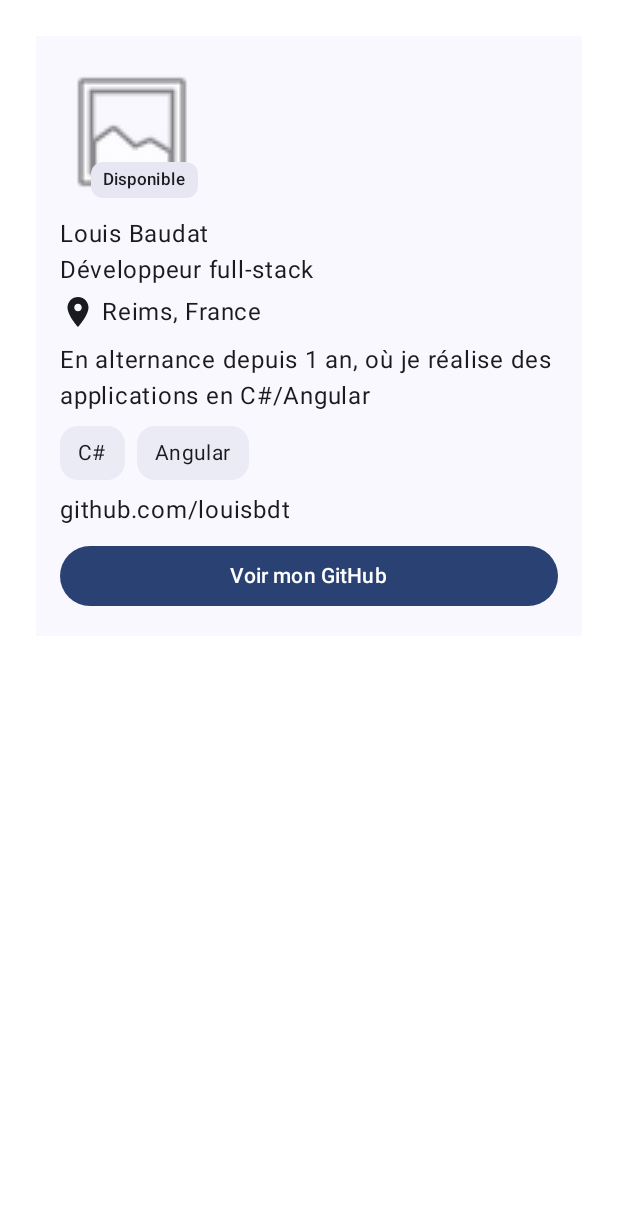
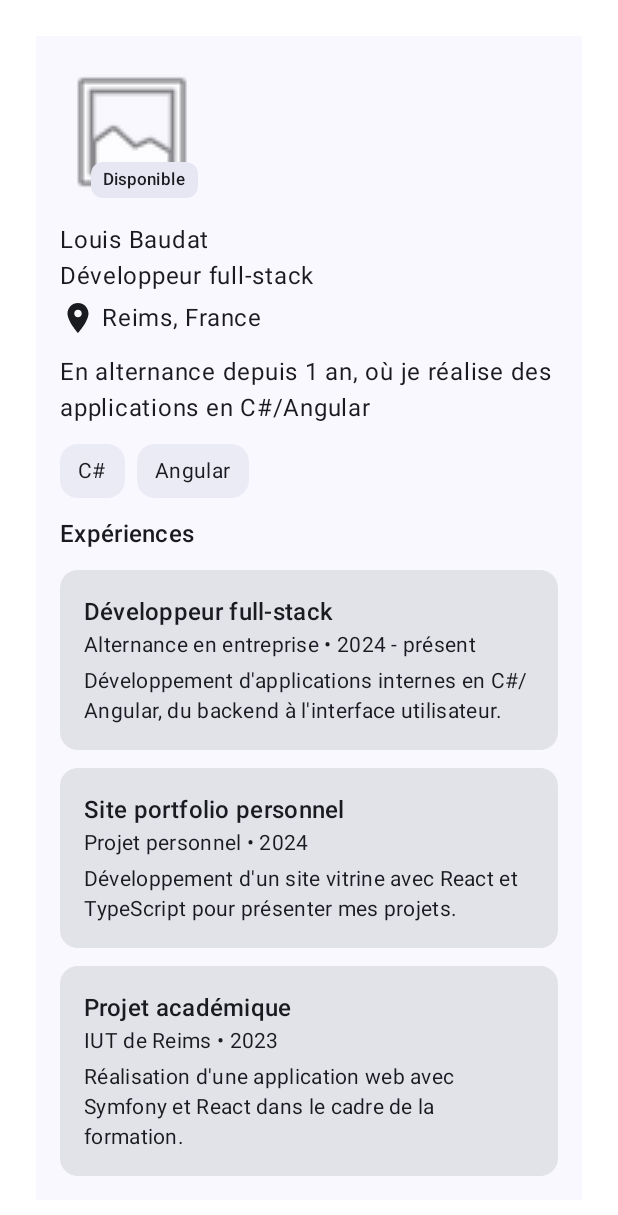
Before and after one commit to louisbdt/profil-developpeur-compose-v2, an Android app built with Jetpack Compose: the @Preview function ProfileCardFullStackPreview, on a phone screen of 412 x 824 dp. Shown: the top 1215 px of the screen. Run offline under Robolectric (Android 15) with nearby library versions, the phone set to English and light mode, and no system bars.

Commit message:
Add ExperienceCard list and restructure ProfileCard into LazyColumn

```diff
--- a/app/src/main/java/com/example/profildeveloppeur/MainActivity.kt
+++ b/app/src/main/java/com/example/profildeveloppeur/MainActivity.kt
@@ -10,15 +10,18 @@ import androidx.compose.foundation.layout.Box
 import androidx.compose.foundation.layout.Column
 import androidx.compose.foundation.layout.Row
 import androidx.compose.foundation.layout.Spacer
+import androidx.compose.foundation.layout.PaddingValues
 import androidx.compose.foundation.layout.fillMaxSize
 import androidx.compose.foundation.layout.height
 import androidx.compose.foundation.layout.padding
 import androidx.compose.foundation.layout.size
+import androidx.compose.foundation.lazy.LazyColumn
 import androidx.compose.foundation.lazy.LazyRow
 import androidx.compose.foundation.lazy.items
 import androidx.compose.material.icons.Icons
 import androidx.compose.material.icons.filled.LocationOn
 import androidx.compose.material3.Button
+import androidx.compose.material3.Card
 import androidx.compose.material3.Icon
 import androidx.compose.material3.MaterialTheme
 import androidx.compose.material3.Scaffold
@@ -132,6 +135,62 @@ fun SkillsRow(
     }
 }
 
+data class ExperienceUi(
+    val title: String,
+    val company: String,
+    val period: String,
+    val description: String
+)
+
+fun sampleExperiences(): List<ExperienceUi> {
+    return listOf(
+        ExperienceUi(
+            title = "Développeur full-stack",
+            company = "Alternance en entreprise",
+            period = "2024 - présent",
+            description = "Développement d'applications internes en C#/Angular, du backend à l'interface utilisateur."
+        ),
+        ExperienceUi(
+            title = "Site portfolio personnel",
+            company = "Projet personnel",
+            period = "2024",
+            description = "Développement d'un site vitrine avec React et TypeScript pour présenter mes projets."
+        ),
+        ExperienceUi(
+            title = "Projet académique",
+            company = "IUT de Reims",
+            period = "2023",
+            description = "Réalisation d'une application web avec Symfony et React dans le cadre de la formation."
+        )
+    )
+}
+
+@Composable
+fun ExperienceCard(
+    experience: ExperienceUi,
+    modifier: Modifier = Modifier
+) {
+    Card(modifier = modifier.fillMaxWidth()) {
+        Column(
+            modifier = Modifier.padding(16.dp)
+        ) {
+            Text(
+                text = experience.title,
+                style = MaterialTheme.typography.titleMedium
+            )
+            Text(
+                text = "${experience.company} • ${experience.period}",
+                style = MaterialTheme.typography.bodyMedium
+            )
+            Spacer(modifier = Modifier.height(4.dp))
+            Text(
+                text = experience.description,
+                style = MaterialTheme.typography.bodyMedium
+            )
+        }
+    }
+}
+
 @Composable
 fun ContactButton(
     label: String,
@@ -153,42 +212,54 @@ fun ProfileCard(
     location: String,
     description: String,
     skills: List<String>,
+    experiences: List<ExperienceUi>,
     contact: String,
     onContactClick: () -> Unit,
     modifier: Modifier = Modifier
 ) {
     Surface(modifier = modifier) {
-        Column(
-            modifier = Modifier.padding(16.dp)
+        LazyColumn(
+            contentPadding = PaddingValues(16.dp),
+            verticalArrangement = Arrangement.spacedBy(12.dp)
         ) {
-            ProfileAvatar(
-                modifier = Modifier.padding(bottom = 8.dp)
-            )
+            item {
+                ProfileAvatar()
+            }
+            item {
                 ProfileHeader(
                     name = name,
                     role = role,
-                location = location,
-                modifier = Modifier.padding(bottom = 8.dp)
+                    location = location
                 )
-            Text(
-                text = description,
-                modifier = Modifier.padding(bottom = 8.dp)
-            )
-
+            }
+            item {
+                Text(text = description)
+            }
+            item {
                 SkillsRow(
                     skills = skills,
-                modifier = Modifier
-                    .fillMaxWidth()
-                    .padding(bottom = 8.dp)
+                    modifier = Modifier.fillMaxWidth()
                 )
-
-            Text(text = contact, modifier = Modifier.padding(bottom = 8.dp))
-
+            }
+            item {
+                Text(
+                    text = "Expériences",
+                    style = MaterialTheme.typography.titleMedium
+                )
+            }
+            items(experiences) { experience ->
+                ExperienceCard(experience = experience)
+            }
+            item {
+                Text(text = contact)
+            }
+            item {
                 ContactButton(
                     label = "Voir mon GitHub",
                     onClick = onContactClick,
                     modifier = Modifier.fillMaxWidth()
                 )
+            }
         }
     }
 }
@@ -202,12 +273,13 @@ fun ProfileScreen(modifier: Modifier = Modifier) {
         location = "Reims, France",
         description = "Étudiant en développement web à l'ESGI. Je m'intéresse particulièrement au développement full-stack, de Symfony/PHP/C# côté backend à React/TypeScript/Angular côté frontend.",
         skills = listOf("Symfony", "React", "TypeScript", "C#","Angular"),
+        experiences = sampleExperiences(),
         contact = "github.com/louisbdt",
         onContactClick = {
 
         },
         modifier = modifier
-            .fillMaxWidth()
+            .fillMaxSize()
             .padding(24.dp)
     )
 }
@@ -222,10 +294,11 @@ fun ProfileCardJuniorPreview() {
             location = "Reims, France",
             description = "Je découvre actuellement Android et Jetpack Compose.",
             skills = listOf("Symfony", "React", "TypeScript"),
+            experiences = sampleExperiences(),
             contact = "github.com/louisbdt",
             onContactClick = {},
             modifier = Modifier
-                .fillMaxWidth()
+                .fillMaxSize()
                 .padding(24.dp)
         )
     }
@@ -241,10 +314,11 @@ fun ProfileCardFullStackPreview() {
             location = "Reims, France",
             description = "En alternance depuis 1 an, où je réalise des applications en C#/Angular",
             skills = listOf("C#", "Angular"),
+            experiences = sampleExperiences(),
             contact = "github.com/louisbdt",
             onContactClick = {},
             modifier = Modifier
-                .fillMaxWidth()
+                .fillMaxSize()
                 .padding(24.dp)
         )
     }
```
Lines whose indentation alone changed are shown as unchanged.
